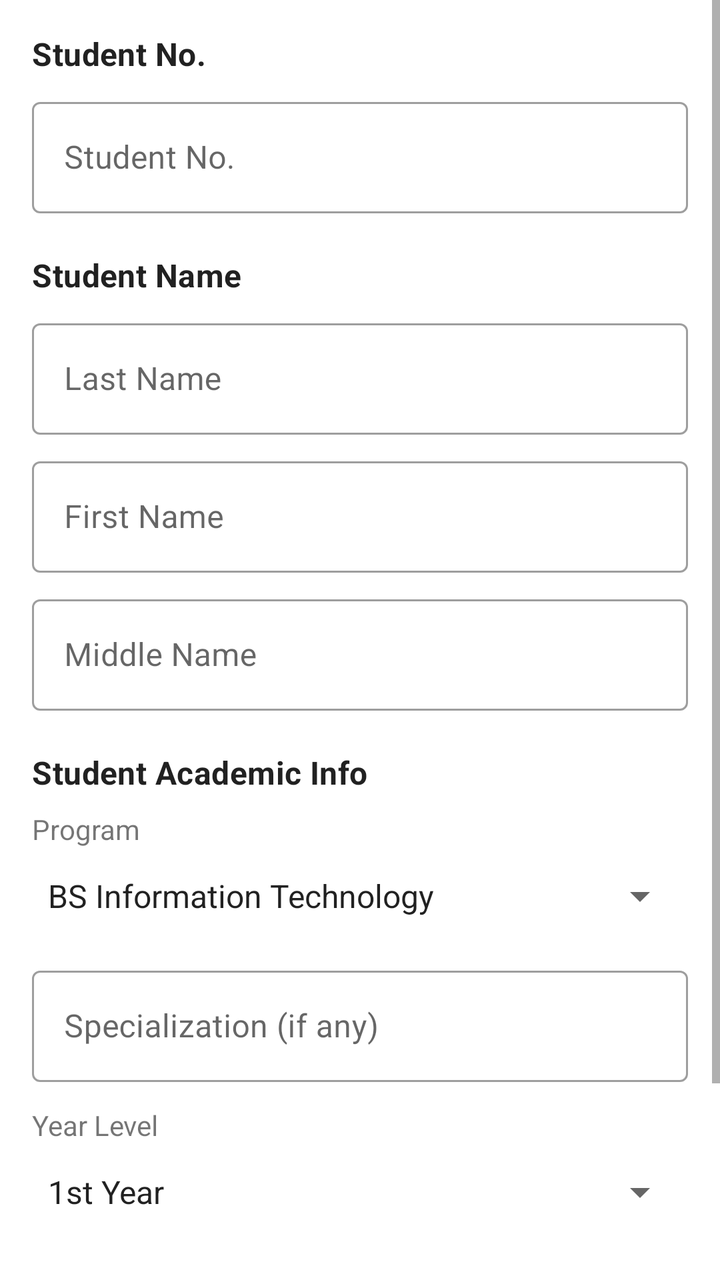
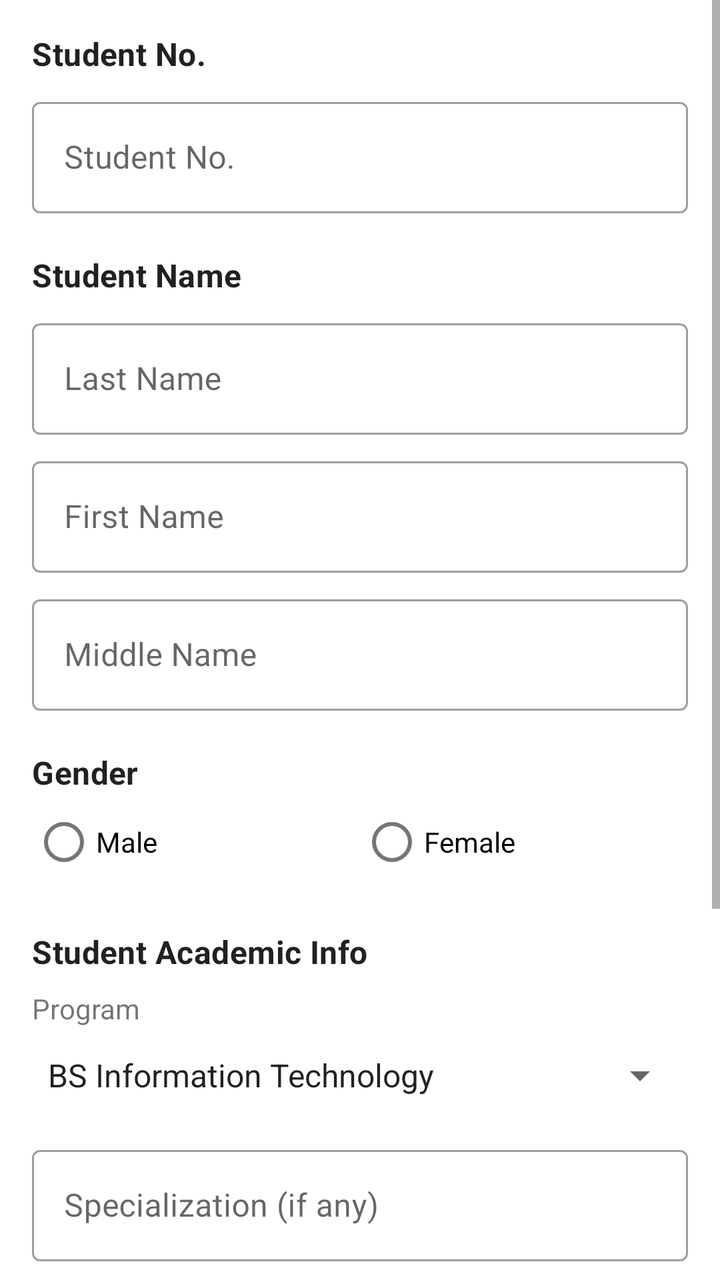

Compare the two renders of this Android layout. The source of the first and the diff that turns it into the second are given below.
<!-- AndroidManifest.xml: application theme Theme.MyApplication -->
<!-- res/layout/activity_student_form.xml -->
<?xml version="1.0" encoding="utf-8"?>
<ScrollView xmlns:android="http://schemas.android.com/apk/res/android"
    android:id="@+id/root"
    android:layout_width="match_parent"
    android:layout_height="match_parent">

    <LinearLayout
        android:layout_width="match_parent"
        android:layout_height="wrap_content"
        android:orientation="vertical"
        android:padding="16dp">

        
        <TextView
            android:layout_width="wrap_content"
            android:layout_height="wrap_content"
            android:layout_marginBottom="8dp"
            android:text="@string/section_student_no"
            android:textAppearance="?attr/textAppearanceSubtitle1"
            android:textStyle="bold" />

        <com.google.android.material.textfield.TextInputLayout
            android:id="@+id/layoutStudentNo"
            style="@style/Widget.MaterialComponents.TextInputLayout.OutlinedBox"
            android:layout_width="match_parent"
            android:layout_height="wrap_content"
            android:hint="@string/student_no">

            <com.google.android.material.textfield.TextInputEditText
                android:id="@+id/etStudentNo"
                android:layout_width="match_parent"
                android:layout_height="wrap_content"
                android:inputType="text"
                android:maxLines="1" />
        </com.google.android.material.textfield.TextInputLayout>

        
        <TextView
            android:layout_width="wrap_content"
            android:layout_height="wrap_content"
            android:layout_marginTop="20dp"
            android:layout_marginBottom="8dp"
            android:text="@string/section_student_name"
            android:textAppearance="?attr/textAppearanceSubtitle1"
            android:textStyle="bold" />

        <com.google.android.material.textfield.TextInputLayout
            android:id="@+id/layoutLastName"
            style="@style/Widget.MaterialComponents.TextInputLayout.OutlinedBox"
            android:layout_width="match_parent"
            android:layout_height="wrap_content"
            android:hint="@string/last_name">

            <com.google.android.material.textfield.TextInputEditText
                android:id="@+id/etLastName"
                android:layout_width="match_parent"
                android:layout_height="wrap_content"
                android:inputType="textPersonName|textCapWords"
                android:maxLines="1" />
        </com.google.android.material.textfield.TextInputLayout>

        <com.google.android.material.textfield.TextInputLayout
            android:id="@+id/layoutFirstName"
            style="@style/Widget.MaterialComponents.TextInputLayout.OutlinedBox"
            android:layout_width="match_parent"
            android:layout_height="wrap_content"
            android:layout_marginTop="8dp"
            android:hint="@string/first_name">

            <com.google.android.material.textfield.TextInputEditText
                android:id="@+id/etFirstName"
                android:layout_width="match_parent"
                android:layout_height="wrap_content"
                android:inputType="textPersonName|textCapWords"
                android:maxLines="1" />
        </com.google.android.material.textfield.TextInputLayout>

        <com.google.android.material.textfield.TextInputLayout
            style="@style/Widget.MaterialComponents.TextInputLayout.OutlinedBox"
            android:layout_width="match_parent"
            android:layout_height="wrap_content"
            android:layout_marginTop="8dp"
            android:hint="@string/middle_name">

            <com.google.android.material.textfield.TextInputEditText
                android:id="@+id/etMiddleName"
                android:layout_width="match_parent"
                android:layout_height="wrap_content"
                android:inputType="textPersonName|textCapWords"
                android:maxLines="1" />
        </com.google.android.material.textfield.TextInputLayout>

        
        <TextView
            android:layout_width="wrap_content"
            android:layout_height="wrap_content"
            android:layout_marginTop="20dp"
            android:layout_marginBottom="8dp"
            android:text="@string/section_academic_info"
            android:textAppearance="?attr/textAppearanceSubtitle1"
            android:textStyle="bold" />

        <TextView
            android:layout_width="wrap_content"
            android:layout_height="wrap_content"
            android:text="@string/program" />

        <Spinner
            android:id="@+id/spinnerProgram"
            android:layout_width="match_parent"
            android:layout_height="48dp"
            android:entries="@array/programs" />

        <com.google.android.material.textfield.TextInputLayout
            style="@style/Widget.MaterialComponents.TextInputLayout.OutlinedBox"
            android:layout_width="match_parent"
            android:layout_height="wrap_content"
            android:layout_marginTop="8dp"
            android:hint="@string/specialization">

            <com.google.android.material.textfield.TextInputEditText
                android:id="@+id/etSpecialization"
                android:layout_width="match_parent"
                android:layout_height="wrap_content"
                android:inputType="text|textCapWords"
                android:maxLines="1" />
        </com.google.android.material.textfield.TextInputLayout>

        <TextView
            android:layout_width="wrap_content"
            android:layout_height="wrap_content"
            android:layout_marginTop="12dp"
            android:text="@string/year_level" />

        <Spinner
            android:id="@+id/spinnerYearLevel"
            android:layout_width="match_parent"
            android:layout_height="48dp"
            android:entries="@array/year_levels" />

        
        <Button
            android:id="@+id/btnSave"
            android:layout_width="match_parent"
            android:layout_height="wrap_content"
            android:layout_marginTop="24dp"
            android:text="@string/save" />

        <Button
            android:id="@+id/btnClear"
            style="@style/Widget.MaterialComponents.Button.OutlinedButton"
            android:layout_width="match_parent"
            android:layout_height="wrap_content"
            android:text="@string/clear" />
    </LinearLayout>
</ScrollView>
<!-- resources referenced by this layout -->
<resources>
  <string-array name="programs">
          <item>BS Information Technology</item>
          <item>BS Computer Science</item>
          <item>BS Information Systems</item>
          <item>BS Computer Engineering</item>
          <item>BS Business Administration</item>
          <item>BS Education</item>
      </string-array>
  <string-array name="year_levels">
          <item>1st Year</item>
          <item>2nd Year</item>
          <item>3rd Year</item>
          <item>4th Year</item>
      </string-array>
  <string name="clear">Clear</string>
  <string name="first_name">First Name</string>
  <string name="last_name">Last Name</string>
  <string name="middle_name">Middle Name</string>
  <string name="program">Program</string>
  <string name="save">Save</string>
  <string name="section_academic_info">Student Academic Info</string>
  <string name="section_student_name">Student Name</string>
  <string name="section_student_no">Student No.</string>
  <string name="specialization">Specialization (if any)</string>
  <string name="student_no">Student No.</string>
  <string name="year_level">Year Level</string>
  <style name="Theme.MyApplication" parent="Theme.MaterialComponents.DayNight.DarkActionBar">
          
          <item name="colorPrimary">@color/purple_500</item>
          <item name="colorPrimaryVariant">@color/purple_700</item>
          <item name="colorOnPrimary">@color/white</item>
          
          <item name="colorSecondary">@color/teal_200</item>
          <item name="colorSecondaryVariant">@color/teal_700</item>
          <item name="colorOnSecondary">@color/black</item>
          
          <item name="android:statusBarColor">?attr/colorPrimaryVariant</item>
          
      </style>
  <color name="purple_500">#FF6200EE</color>
  <color name="purple_700">#FF3700B3</color>
  <color name="white">#FFFFFFFF</color>
  <color name="teal_200">#FF03DAC5</color>
  <color name="teal_700">#FF018786</color>
  <color name="black">#FF000000</color>
</resources>

<!-- the commit's change to res/layout/activity_student_form.xml (unified diff, before → after) -->
@@ -95,6 +95,36 @@
             android:layout_width="wrap_content"
             android:layout_height="wrap_content"
             android:layout_marginTop="20dp"
+            android:text="@string/section_gender"
+            android:textAppearance="?attr/textAppearanceSubtitle1"
+            android:textStyle="bold" />
+
+        <RadioGroup
+            android:id="@+id/rgGender"
+            android:layout_width="match_parent"
+            android:layout_height="wrap_content"
+            android:orientation="horizontal">
+
+            <RadioButton
+                android:id="@+id/rbMale"
+                android:layout_width="0dp"
+                android:layout_height="48dp"
+                android:layout_weight="1"
+                android:text="@string/male" />
+
+            <RadioButton
+                android:id="@+id/rbFemale"
+                android:layout_width="0dp"
+                android:layout_height="48dp"
+                android:layout_weight="1"
+                android:text="@string/female" />
+        </RadioGroup>
+
+        
+        <TextView
+            android:layout_width="wrap_content"
+            android:layout_height="wrap_content"
+            android:layout_marginTop="20dp"
             android:layout_marginBottom="8dp"
             android:text="@string/section_academic_info"
             android:textAppearance="?attr/textAppearanceSubtitle1"
@@ -152,5 +182,13 @@
             android:layout_width="match_parent"
             android:layout_height="wrap_content"
             android:text="@string/clear" />
+
+        <Button
+            android:id="@+id/btnBack"
+            style="@style/Widget.MaterialComponents.Button.TextButton"
+            android:layout_width="match_parent"
+            android:layout_height="wrap_content"
+            android:layout_marginTop="8dp"
+            android:text="@string/back" />
     </LinearLayout>
 </ScrollView>
<!-- resource entries referenced after the edit -->
@@ -14,13 +14,17 @@
           <item>3rd Year</item>
           <item>4th Year</item>
       </string-array>
+  <string name="back">← Back</string>
   <string name="clear">Clear</string>
+  <string name="female">Female</string>
   <string name="first_name">First Name</string>
   <string name="last_name">Last Name</string>
+  <string name="male">Male</string>
   <string name="middle_name">Middle Name</string>
   <string name="program">Program</string>
   <string name="save">Save</string>
   <string name="section_academic_info">Student Academic Info</string>
+  <string name="section_gender">Gender</string>
   <string name="section_student_name">Student Name</string>
   <string name="section_student_no">Student No.</string>
   <string name="specialization">Specialization (if any)</string>
@@ -28,22 +32,21 @@
   <string name="year_level">Year Level</string>
   <style name="Theme.MyApplication" parent="Theme.MaterialComponents.DayNight.DarkActionBar">
           
-          <item name="colorPrimary">@color/purple_500</item>
-          <item name="colorPrimaryVariant">@color/purple_700</item>
+          <item name="colorPrimary">@color/black</item>
+          <item name="colorPrimaryVariant">@color/black</item>
           <item name="colorOnPrimary">@color/white</item>
           
-          <item name="colorSecondary">@color/teal_200</item>
-          <item name="colorSecondaryVariant">@color/teal_700</item>
-          <item name="colorOnSecondary">@color/black</item>
+          <item name="colorSecondary">@color/black</item>
+          <item name="colorSecondaryVariant">@color/black</item>
+          <item name="colorOnSecondary">@color/white</item>
           
-          <item name="android:statusBarColor">?attr/colorPrimaryVariant</item>
-          
+          <item name="android:colorBackground">@color/white</item>
+          <item name="android:windowBackground">@color/white</item>
+          <item name="colorSurface">@color/white</item>
+          <item name="colorOnBackground">@color/black</item>
+          <item name="colorOnSurface">@color/black</item>
       </style>
-  <color name="purple_500">#FF6200EE</color>
-  <color name="purple_700">#FF3700B3</color>
   <color name="white">#FFFFFFFF</color>
-  <color name="teal_200">#FF03DAC5</color>
-  <color name="teal_700">#FF018786</color>
   <color name="black">#FF000000</color>
 </resources>
 
